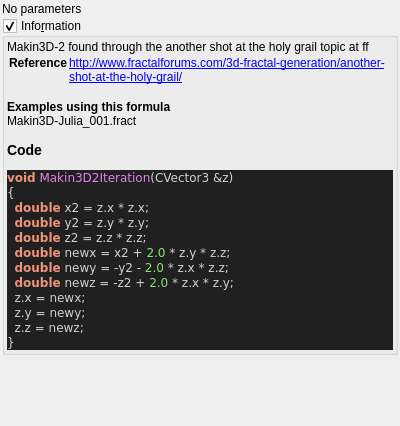
Above: mandelbulber2/qt_data/fractal_makin3d2.ui from buddhi1980/mandelbulber2 before the change. Below: the same form after it.
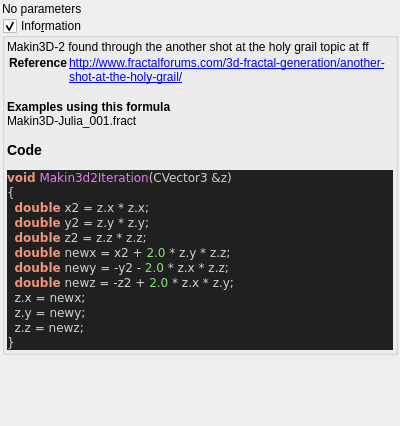
That is the form after the change. Custom widgets are drawn as their Qt base class.

```diff
--- a/mandelbulber2/qt_data/fractal_makin3d2.ui
+++ b/mandelbulber2/qt_data/fractal_makin3d2.ui
@@ -72,7 +72,7 @@
 &lt;/table&gt;
 &lt;br&gt;&lt;b&gt;Examples using this formula&lt;/b&gt;&lt;br&gt;Makin3D-Julia_001.fract&lt;h3&gt;Code&lt;/h3&gt;
 &lt;body style=&quot;background-color:#202020&quot;&gt;
-&lt;pre style=&quot;color:#d0d0d0; background-color:#202020;  font-family:'Courier New',monospace;&quot;&gt;&lt;span style=&quot;color:#f09479; font-weight:bold&quot;&gt;void&lt;/span&gt; &lt;span style=&quot;color:#e47eed&quot;&gt;Makin3D2Iteration&lt;/span&gt;&lt;span style=&quot;color:#d0d0d0&quot;&gt;(&lt;/span&gt;CVector3 &lt;span style=&quot;color:#d0d0d0&quot;&gt;&amp;amp;&lt;/span&gt;z&lt;span style=&quot;color:#d0d0d0&quot;&gt;)&lt;/span&gt;
+&lt;pre style=&quot;color:#d0d0d0; background-color:#202020;  font-family:'Courier New',monospace;&quot;&gt;&lt;span style=&quot;color:#f09479; font-weight:bold&quot;&gt;void&lt;/span&gt; &lt;span style=&quot;color:#e47eed&quot;&gt;Makin3d2Iteration&lt;/span&gt;&lt;span style=&quot;color:#d0d0d0&quot;&gt;(&lt;/span&gt;CVector3 &lt;span style=&quot;color:#d0d0d0&quot;&gt;&amp;amp;&lt;/span&gt;z&lt;span style=&quot;color:#d0d0d0&quot;&gt;)&lt;/span&gt;
 &lt;span style=&quot;color:#d0d0d0&quot;&gt;{&lt;/span&gt;
   &lt;span style=&quot;color:#f09479; font-weight:bold&quot;&gt;double&lt;/span&gt; x2 &lt;span style=&quot;color:#d0d0d0&quot;&gt;=&lt;/span&gt; z&lt;span style=&quot;color:#d0d0d0&quot;&gt;.&lt;/span&gt;x &lt;span style=&quot;color:#d0d0d0&quot;&gt;*&lt;/span&gt; z&lt;span style=&quot;color:#d0d0d0&quot;&gt;.&lt;/span&gt;x&lt;span style=&quot;color:#d0d0d0&quot;&gt;;&lt;/span&gt;
   &lt;span style=&quot;color:#f09479; font-weight:bold&quot;&gt;double&lt;/span&gt; y2 &lt;span style=&quot;color:#d0d0d0&quot;&gt;=&lt;/span&gt; z&lt;span style=&quot;color:#d0d0d0&quot;&gt;.&lt;/span&gt;y &lt;span style=&quot;color:#d0d0d0&quot;&gt;*&lt;/span&gt; z&lt;span style=&quot;color:#d0d0d0&quot;&gt;.&lt;/span&gt;y&lt;span style=&quot;color:#d0d0d0&quot;&gt;;&lt;/span&gt;
```
